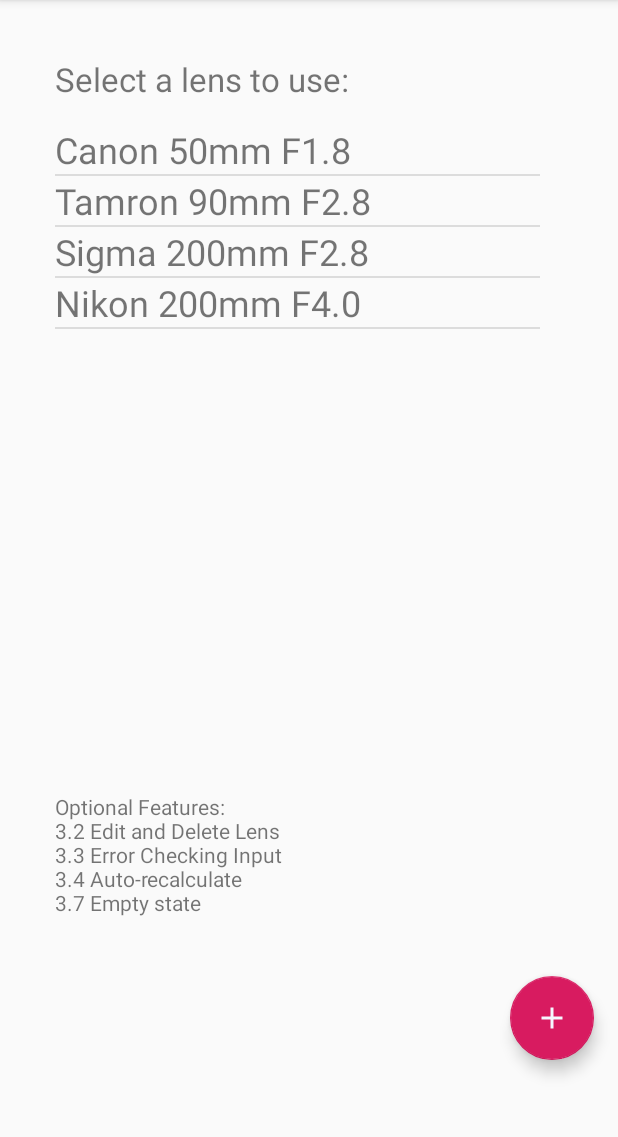
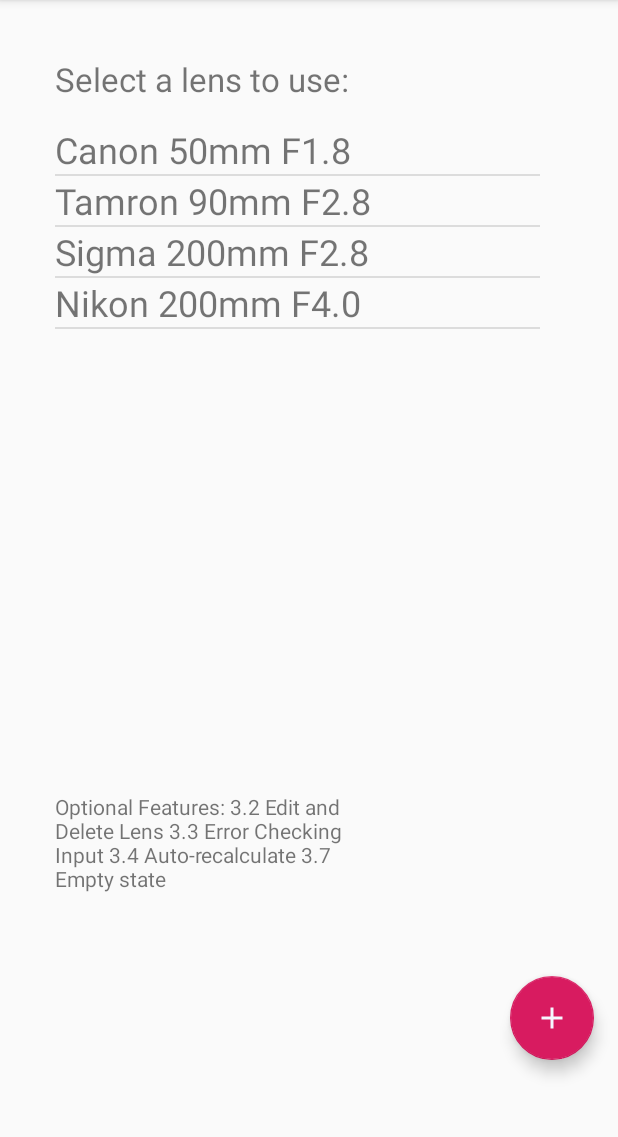
Before and after one commit to daniellenix/DepthOfFieldCalculator, an Android app: the screen it shows after launch (MainActivity), on a phone screen of 412 x 824 dp, the part 84-1221 px from its top. Run offline under Robolectric (Android 15) with nearby library versions, the light colour scheme and no system bars.

Commit message:
Errors eliminated.

```diff
--- a/app/src/main/res/layout/activity_main.xml
+++ b/app/src/main/res/layout/activity_main.xml
@@ -79,7 +79,7 @@
         android:id="@+id/textViewInfoBox"
         android:layout_width="191dp"
         android:layout_height="106dp"
-        android:text="Optional Features: \n3.2 Edit and Delete Lens \n3.3 Error Checking Input \n3.4 Auto-recalculate \n3.7 Empty state"
+        android:text="@string/optional_features_n3_2_edit_and_delete_lens_n3_3_error_checking_input_n3_4_auto_recalculate_n3_7_empty_state"
         app:layout_constraintBottom_toTopOf="@+id/guideline2"
         app:layout_constraintStart_toStartOf="@+id/listViewMain"
         app:layout_constraintTop_toBottomOf="@+id/listViewMain"
--- a/app/src/main/res/values/strings.xml
+++ b/app/src/main/res/values/strings.xml
@@ -1,10 +1,10 @@
-<resources>
+<resources xmlns:tools="http://schemas.android.com/tools">
     <string name="app_name">Depth of Field Calculator</string>
     <string name="Second_activity_name">Lens Details</string>
     <string name="ex_canon">ex: Canon</string>
     <string name="ex_200_for_200mm">ex: 200 for 200mm</string>
     <string name="make">Make</string>
-    <string name="cancel">CANCEL</string>
+    <string name="cancel" tools:ignore="ButtonCase">CANCEL</string>
     <string name="save">SAVE</string>
     <string name="aperture">Aperture</string>
     <string name="focal_length_mm">Focal Length [mm]</string>
@@ -24,4 +24,5 @@
     <string name="currently_there_are_no_available_lenses_please_add_a_lens_by_pressing_the_floating_action_button_in_the_bottom_right_corner">Currently there are no available lenses! Please add a lens by pressing the floating action button in the bottom right corner.</string>
     <string name="delete">Delete</string>
     <string name="edit">Edit</string>
+    <string name="optional_features_n3_2_edit_and_delete_lens_n3_3_error_checking_input_n3_4_auto_recalculate_n3_7_empty_state">Optional Features:  3.2 Edit and Delete Lens  3.3 Error Checking Input  3.4 Auto-recalculate  3.7 Empty state</string>
 </resources>
```
